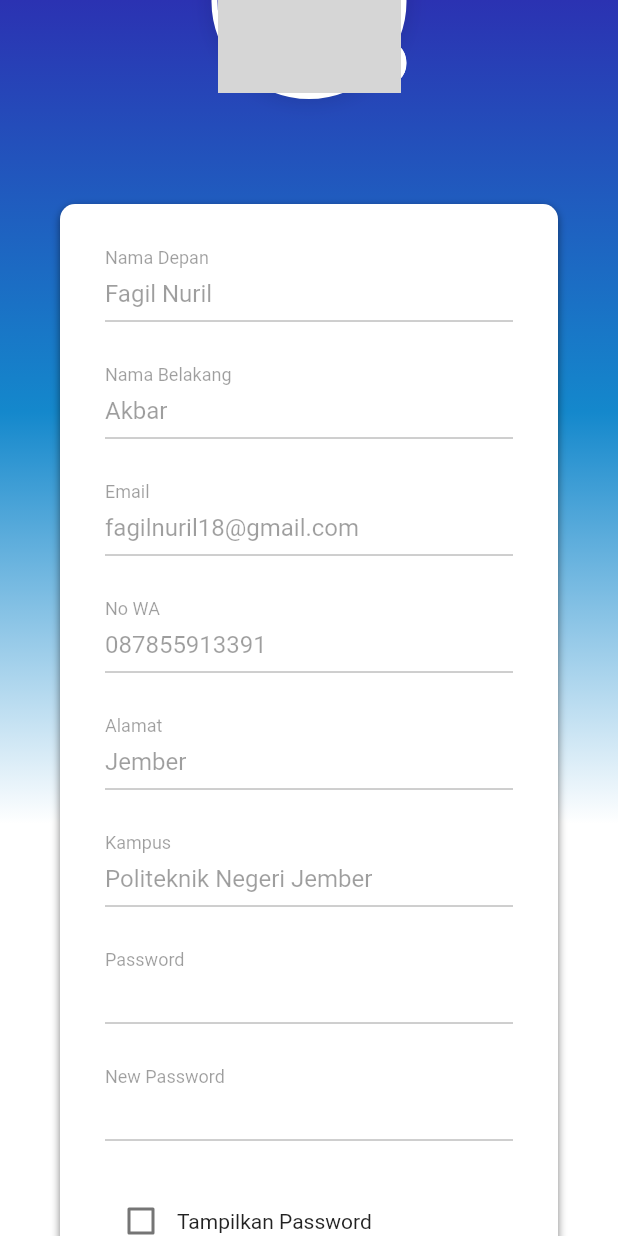
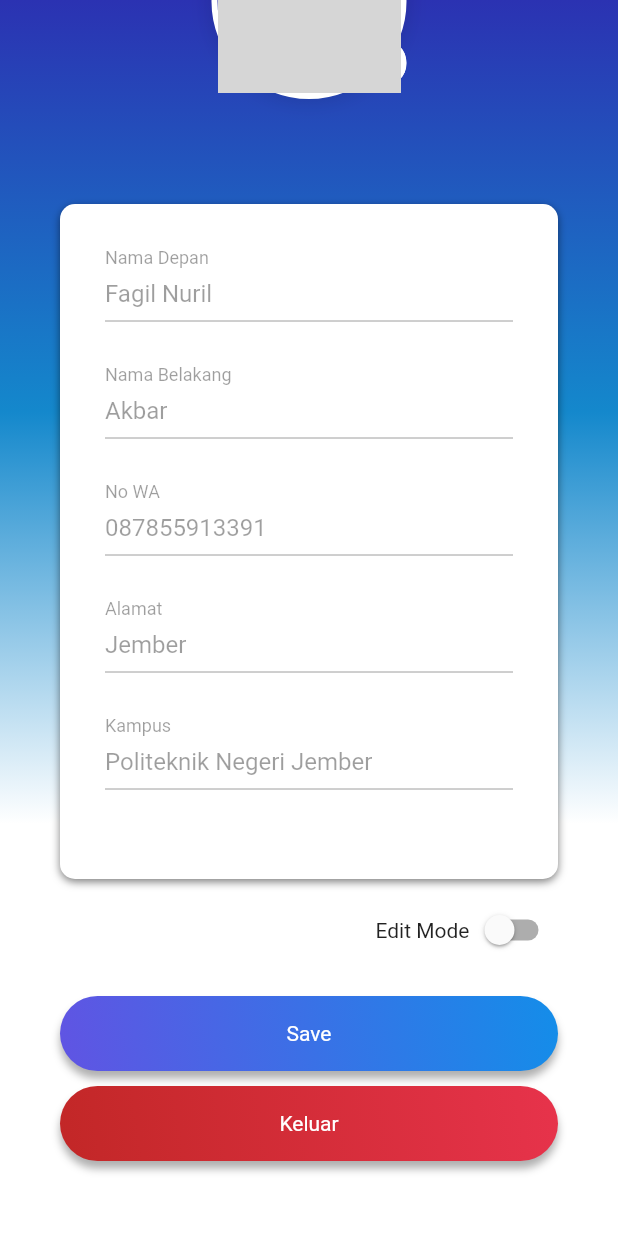
Before and after one commit to abdlhli/SiKost-Mobile, a Flutter app: the Profile screen opened directly, scrolled down 127 dp, on a phone screen of 412 x 824 dp. Run offline on Flutter 3.47's test engine with Material 2 defaults, Android fonts, the light colour scheme and no system bars; our stand-ins replace convex_bottom_bar, file_picker, image_picker, persistent_bottom_nav_bar, shared_preferences; missing offline and left inert: bottom_bar_matu, material_color_generator; accounts and stored records are empty; grey boxes are pictures that could not be loaded.

Commit message:
mengahapus field password

```diff
--- a/lib/Screen/profile.dart
+++ b/lib/Screen/profile.dart
@@ -6,7 +6,6 @@ import '../Widget/boxShadow.dart';
 import 'package:image_picker/image_picker.dart';
 import 'package:path/path.dart';
 import 'package:path_provider/path_provider.dart';
-
 
 class Profile extends StatefulWidget {
   const Profile({super.key});
@@ -47,7 +46,7 @@ class _ProfileState extends State<Profile> {
   void _ambilFoto() async {
     var imagePicked = await _picker.pickImage(source: ImageSource.gallery);
     setState(() {
-          image = File(imagePicked!.path);
+      image = File(imagePicked!.path);
 
       isImagePicked = true;
     });
@@ -153,28 +152,14 @@ class _ProfileState extends State<Profile> {
                             children: [
                               buildTextForm("Nama Depan", "Fagil Nuril", false),
                               buildTextForm("Nama Belakang", "Akbar", false),
-                              buildTextForm(
-                                  "Email", "fagilnuril18@gmail.com", false),
+                              // buildTextForm(
+                              //     "Email", "fagilnuril18@gmail.com", false),
                               buildTextForm("No WA", "087855913391", false),
                               buildTextForm("Alamat", "Jember", false),
                               buildTextForm(
                                   "Kampus", "Politeknik Negeri Jember", false),
-                              buildTextForm("Password", "", true),
-                              buildTextForm("New Password", "", true),
-                              Row(
-                                children: [
-                                  Checkbox(
-                                    value: _isSelected,
-                                    onChanged: (value) {
-                                      setState(() {
-                                        isObsecureText = !isObsecureText;
-                                        _isSelected = !_isSelected;
-                                      });
-                                    },
-                                  ),
-                                  const Text("Tampilkan Password")
-                                ],
-                              )
+                              // buildTextForm("Password", "", true),
+                              // buildTextForm("New Password", "", true),
                             ],
                           )),
                     ),
@@ -204,7 +189,7 @@ class _ProfileState extends State<Profile> {
                       children: [
                         InkWell(
                           onTap: () async {
-                            SaveImage(image.path);
+                            SaveImage(image!.path);
                             ScaffoldMessenger.of(context).showSnackBar(
                                 snekbar("Data Berhasil Diperbarui"));
                           },
@@ -415,15 +400,15 @@ class _ProfileState extends State<Profile> {
       padding: const EdgeInsets.only(bottom: 30),
       child: TextFormField(
           validator: (value) {
-            if (value == null || value.isEmpty) {
-              return isPassTextField ? null : "Field $label tidak boleh kosong";
-            } else if (label == "email" || label == "Email") {
-              return (value.contains("@")) ? null : "Masukkan email yang valid";
-            }
-            return null;
+            // if (value == null || value.isEmpty) {
+            //   return isPassTextField ? null : "Field $label tidak boleh kosong";
+            // } else if (label == "email" || label == "Email") {
+            //   return (value.contains("@")) ? null : "Masukkan email yang valid";
+            // }
+            // return null;
           },
           initialValue: placeholder,
-          enabled: (label == "email" || label == "Email") ? false : isEnabled,
+          enabled: isEnabled,
           obscureText: isPassTextField ? isObsecureText : false,
           autovalidateMode: AutovalidateMode.onUserInteraction,
           decoration: InputDecoration(
```
